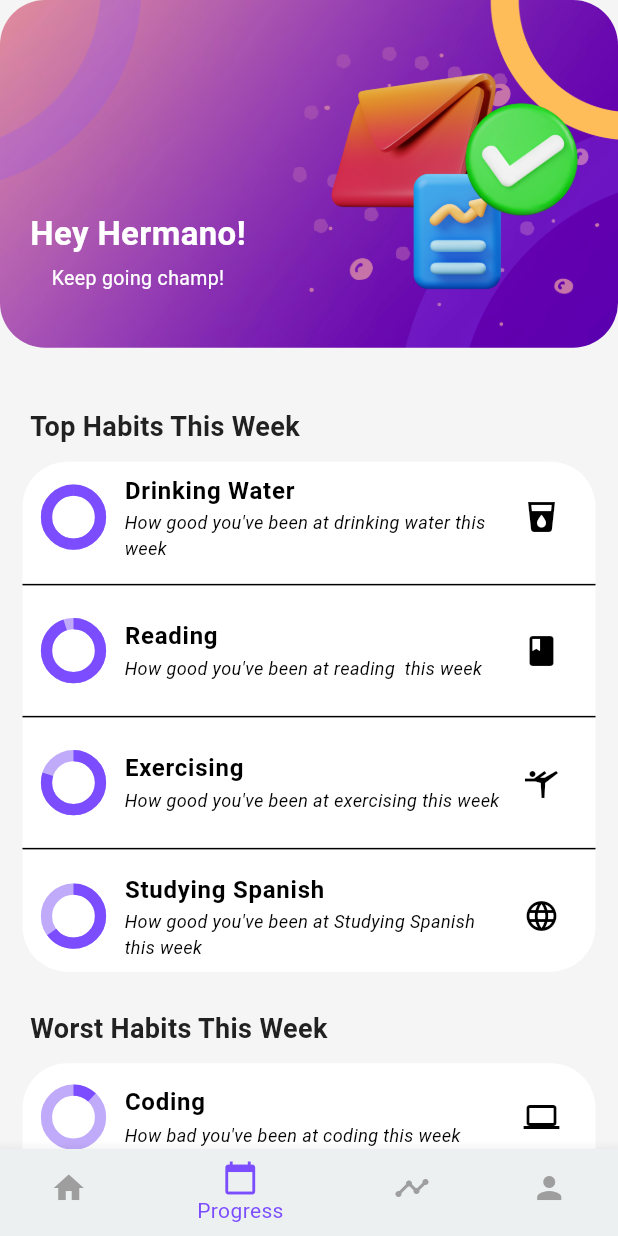
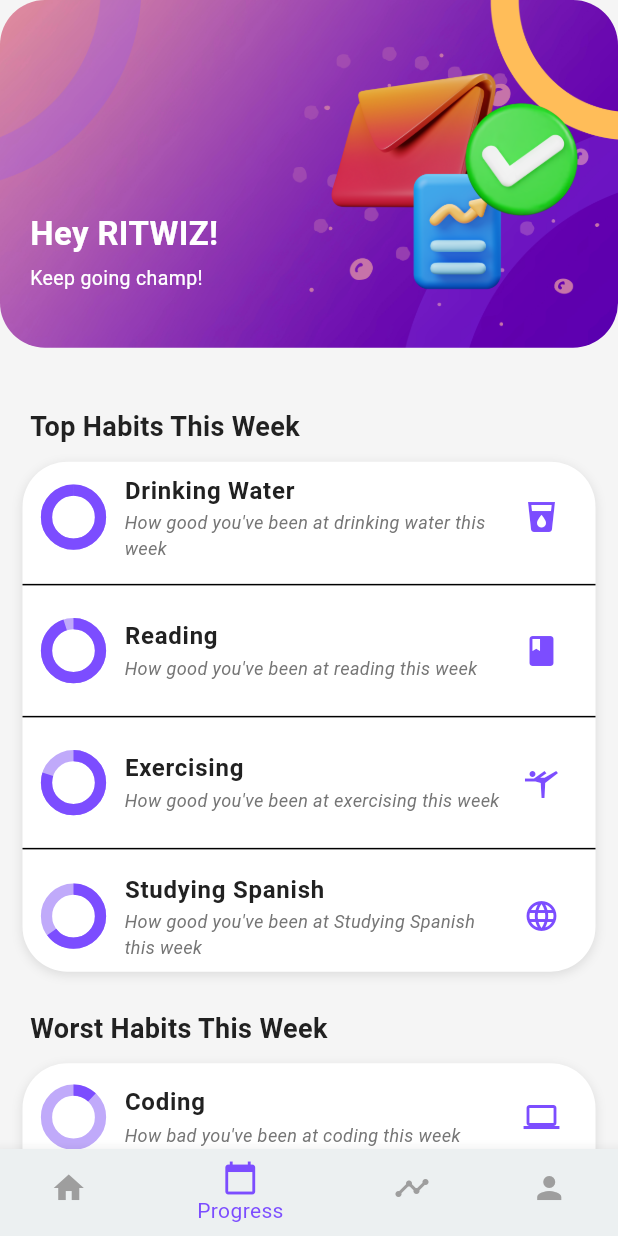
Before and after one commit to RITWIZSINGH/Habit_Tracker, a Flutter app: the screen it shows after launch, item 2 of the bottom bar chosen, on a phone screen of 412 x 824 dp. Run offline on Flutter 3.47's test engine with Material 3 defaults, Android fonts, the phone set to English and light mode, and no system bars; our stand-ins replace firebase_auth, firebase_core, fl_chart; accounts and stored records are empty.

Commit message:
Fixed the progress page

```diff
--- a/lib/pages/homePage.dart
+++ b/lib/pages/homePage.dart
@@ -1,5 +1,4 @@
 // ignore_for_file: must_be_immutable, use_key_in_widget_constructors, use_super_parameters, file_names, prefer_const_constructors, sort_child_properties_last, avoid_print, curly_braces_in_flow_control_structures
-
 import 'package:flutter/material.dart';
 import 'package:habit_tracker_app/services/lists.dart';
 
@@ -12,6 +11,8 @@ class HomePage extends StatefulWidget {
 
 class _HomePageState extends State<HomePage> {
   int counter = 0;
+  bool isDarkMode = false; // Toggle for dark mode
+
   @override
   Widget build(BuildContext context) {
     void addToHabitList(String habitName, String habitDescription) {
@@ -78,7 +79,7 @@ class _HomePageState extends State<HomePage> {
           addHabit(context);
         }),
       ),
-      backgroundColor: Colors.grey[100],
+      backgroundColor: isDarkMode ? Colors.grey[900] : Colors.grey[100],
       body: ListView(padding: EdgeInsets.zero, children: [
         Padding(
           padding: EdgeInsets.fromLTRB(0, 0, 0, 20),
@@ -90,13 +91,18 @@ class _HomePageState extends State<HomePage> {
                 padding: EdgeInsets.fromLTRB(20, 140, 0, 20),
                 child: Align(
                   alignment: Alignment.centerLeft,
+                  child: Container(
+                    padding: EdgeInsets.all(10),
+                    color: isDarkMode
+                        ? Colors.black.withOpacity(0.7)
+                        : Colors.black.withOpacity(0.3), // Background color
                     child: Column(children: [
                       Text(
-                      "Hey Hermano!",
+                        "Hey RITWIZ!",
                         style: TextStyle(
                             fontSize: 22,
                             fontWeight: FontWeight.bold,
-                          color: Colors.white),
+                            color: isDarkMode ? Colors.white : Colors.white),
                       ),
                       SizedBox(
                         height: 5,
@@ -106,9 +112,10 @@ class _HomePageState extends State<HomePage> {
                         style: TextStyle(
                             fontSize: 13,
                             fontWeight: FontWeight.w400,
-                          color: Colors.white),
+                            color: isDarkMode ? Colors.white : Colors.white),
                       ),
                     ]),
+                  ),
                 ),
               )
             ]),
@@ -116,14 +123,25 @@ class _HomePageState extends State<HomePage> {
         ),
         Container(
           width: MediaQuery.of(context).size.width,
-          decoration: const BoxDecoration(
-              color: Colors.white,
-              borderRadius: BorderRadius.only(
+          decoration: BoxDecoration(
+              color: isDarkMode ? Colors.black : Colors.white,
+              borderRadius: const BorderRadius.only(
                   topLeft: Radius.circular(30), topRight: Radius.circular(30))),
           child: Padding(
             padding: EdgeInsets.all(10),
             child: Column(
               children: [
+                SwitchListTile(
+                  title: Text('Dark Mode',
+                      style: TextStyle(
+                          color: isDarkMode ? Colors.white : Colors.black)),
+                  value: isDarkMode,
+                  onChanged: (value) {
+                    setState(() {
+                      isDarkMode = value;
+                    });
+                  },
+                ),
                 Padding(
                   padding: const EdgeInsets.fromLTRB(20, 5, 20, 5),
                   child: Row(
@@ -131,11 +149,17 @@ class _HomePageState extends State<HomePage> {
                     children: [
                       Text(
                         "Keep Going!",
-                        style: TextStyle(color: Colors.grey[600], fontSize: 16),
+                        style: TextStyle(
+                            color:
+                                isDarkMode ? Colors.white70 : Colors.grey[600],
+                            fontSize: 16),
                       ),
                       Text("${((counter / habitList.length) * 100).round()}%",
-                          style:
-                              TextStyle(color: Colors.grey[600], fontSize: 16))
+                          style: TextStyle(
+                              color: isDarkMode
+                                  ? Colors.white70
+                                  : Colors.grey[600],
+                              fontSize: 16))
                     ],
                   ),
                 ),
@@ -161,8 +185,16 @@ class _HomePageState extends State<HomePage> {
                     itemCount: habitList.length,
                     itemBuilder: (context, int index) {
                       return ListTile(
-                          title: Text(habitList[index][1]),
-                          subtitle: Text(habitList[index][2]),
+                          title: Text(habitList[index][1],
+                              style: TextStyle(
+                                  color: isDarkMode
+                                      ? Colors.white
+                                      : Colors.black)),
+                          subtitle: Text(habitList[index][2],
+                              style: TextStyle(
+                                  color: isDarkMode
+                                      ? Colors.white70
+                                      : Colors.black87)),
                           trailing: habitList[index][3],
                           leading: Checkbox(
                             value: habitList[index][0],
@@ -170,11 +202,9 @@ class _HomePageState extends State<HomePage> {
                               setState(() {
                                 if (value == false) {
                                   counter -= 1;
-                                  print(counter.toString());
                                   habitList[index][0] = value;
                                 } else
                                   counter += 1;
-                                print(counter.toString());
                                 habitList[index][0] = value;
                               });
                             }),
@@ -185,7 +215,7 @@ class _HomePageState extends State<HomePage> {
               ],
             ),
           ),
-        )
+        ),
       ]),
     );
   }
--- a/lib/pages/profilePage.dart
+++ b/lib/pages/profilePage.dart
@@ -28,9 +28,9 @@ class _ProfilePageState extends State<ProfilePage> {
             padding: EdgeInsets.only(top: 25, bottom: 10),
             child: const Center(
                 child: Text(
-              "Hey Hermano!",
+              "Hey RITWIZ!",
               style: TextStyle(
-                  color: Colors.black,
+                  color: Colors.white,
                   fontSize: 22,
                   fontWeight: FontWeight.bold),
             )),
@@ -39,7 +39,7 @@ class _ProfilePageState extends State<ProfilePage> {
               child: Text(
             "What a wonderful day!!",
             style: TextStyle(
-                color: Colors.black, fontSize: 16, fontWeight: FontWeight.w400),
+                color: Colors.white, fontSize: 16, fontWeight: FontWeight.w400),
           )),
           Padding(
             padding: EdgeInsets.all(10),
--- a/lib/pages/progressPage.dart
+++ b/lib/pages/progressPage.dart
@@ -1,7 +1,6 @@
-// ignore_for_file: must_be_immutable, use_key_in_widget_constructors, use_super_parameters, file_names, unused_import, prefer_const_constructors
+// ignore_for_file: must_be_immutable, use_key_in_widget_constructors, use_super_parameters, file_names, unused_import, prefer_const_constructors, prefer_const_literals_to_create_immutables
 
 import 'package:flutter/material.dart';
-import 'package:habit_tracker_app/services/lists.dart';
 
 class ProgressPage extends StatefulWidget {
   const ProgressPage({Key? key}) : super(key: key);
@@ -15,39 +14,46 @@ class _ProgressPageState extends State<ProgressPage> {
   Widget build(BuildContext context) {
     return Scaffold(
       backgroundColor: Colors.grey[100],
-      body: ListView(padding: EdgeInsets.zero, children: [
+      body: ListView(
+        padding: EdgeInsets.zero,
+        children: [
           Padding(
             padding: EdgeInsets.fromLTRB(0, 0, 0, 20),
             child: ClipRRect(
               borderRadius: BorderRadius.circular(30),
-            child: Stack(children: [
+              child: Stack(
+                children: [
                   Image.asset('assets/progressPageBackground.png'),
                   Padding(
                     padding: EdgeInsets.fromLTRB(20, 140, 0, 20),
                     child: Align(
                       alignment: Alignment.centerLeft,
-                  child: Column(children: const [
+                      child: Column(
+                        crossAxisAlignment: CrossAxisAlignment.start,
+                        children: [
                           Text(
-                      "Hey Hermano!",
+                            "Hey RITWIZ!",
                             style: TextStyle(
                               fontSize: 22,
                               fontWeight: FontWeight.bold,
-                          color: Colors.white),
+                              color: Colors.white,
                             ),
-                    SizedBox(
-                      height: 5,
                           ),
+                          SizedBox(height: 5),
                           Text(
                             "Keep going champ!",
                             style: TextStyle(
                               fontSize: 13,
                               fontWeight: FontWeight.w400,
-                          color: Colors.white),
+                              color: Colors.white,
                             ),
-                  ]),
                           ),
-              )
-            ]),
+                        ],
+                      ),
+                    ),
+                  ),
+                ],
+              ),
             ),
           ),
           Padding(
@@ -55,8 +61,17 @@ class _ProgressPageState extends State<ProgressPage> {
             child: Container(
               width: MediaQuery.of(context).size.width * 0.8,
               decoration: BoxDecoration(
-                borderRadius: BorderRadius.circular(30), color: Colors.white),
-            // ignore: prefer_const_literals_to_create_immutables
+                borderRadius: BorderRadius.circular(30),
+                color: Colors.white,
+                boxShadow: [
+                  BoxShadow(
+                    color: Colors.black.withOpacity(0.1),
+                    blurRadius: 5,
+                    offset: Offset(0, 2),
+                  ),
+                ],
+              ),
+              // Add any additional content if needed
             ),
           ),
           Padding(
@@ -68,18 +83,28 @@ class _ProgressPageState extends State<ProgressPage> {
                 style: TextStyle(
                   color: Colors.grey[900],
                   fontSize: 18,
-                    fontWeight: FontWeight.w600),
-              )),
+                  fontWeight: FontWeight.w600,
+                ),
+              ),
+            ),
           ),
           Padding(
             padding: EdgeInsets.fromLTRB(15, 0, 15, 0),
             child: Container(
               width: MediaQuery.of(context).size.width * 0.9,
               decoration: BoxDecoration(
-                color: Colors.white, borderRadius: BorderRadius.circular(30)),
-
-            // ignore: prefer_const_literals_to_create_immutables
-            child: Column(children: [
+                color: Colors.white,
+                borderRadius: BorderRadius.circular(30),
+                boxShadow: [
+                  BoxShadow(
+                    color: Colors.black.withOpacity(0.1),
+                    blurRadius: 5,
+                    offset: Offset(0, 2),
+                  ),
+                ],
+              ),
+              child: Column(
+                children: [
                   ListTile(
                     leading: CircularProgressIndicator(
                       color: Colors.deepPurpleAccent,
@@ -89,13 +114,21 @@ class _ProgressPageState extends State<ProgressPage> {
                     ),
                     title: Text(
                       "Drinking Water",
-                    style: TextStyle(fontWeight: FontWeight.bold),
+                      style: TextStyle(
+                        fontWeight: FontWeight.bold,
+                        color: Colors.grey[900],
+                      ),
                     ),
                     subtitle: Text(
                       "How good you've been at drinking water this week",
-                    style: TextStyle(fontStyle: FontStyle.italic, fontSize: 12),
+                      style: TextStyle(
+                        fontStyle: FontStyle.italic,
+                        fontSize: 12,
+                        color: Colors.grey[600],
                       ),
-                  trailing: Icon(Icons.local_drink)),
+                    ),
+                    trailing: Icon(Icons.local_drink, color: Colors.deepPurpleAccent),
+                  ),
                   Divider(),
                   ListTile(
                     leading: CircularProgressIndicator(
@@ -106,13 +139,21 @@ class _ProgressPageState extends State<ProgressPage> {
                     ),
                     title: Text(
                       "Reading",
-                    style: TextStyle(fontWeight: FontWeight.bold),
+                      style: TextStyle(
+                        fontWeight: FontWeight.bold,
+                        color: Colors.grey[900],
+                      ),
                     ),
                     subtitle: Text(
-                    "How good you've been at reading  this week",
-                    style: TextStyle(fontStyle: FontStyle.italic, fontSize: 12),
+                      "How good you've been at reading this week",
+                      style: TextStyle(
+                        fontStyle: FontStyle.italic,
+                        fontSize: 12,
+                        color: Colors.grey[600],
                       ),
-                  trailing: Icon(Icons.book)),
+                    ),
+                    trailing: Icon(Icons.book, color: Colors.deepPurpleAccent),
+                  ),
                   Divider(),
                   ListTile(
                     leading: CircularProgressIndicator(
@@ -123,13 +164,21 @@ class _ProgressPageState extends State<ProgressPage> {
                     ),
                     title: Text(
                       "Exercising",
-                    style: TextStyle(fontWeight: FontWeight.bold),
+                      style: TextStyle(
+                        fontWeight: FontWeight.bold,
+                        color: Colors.grey[900],
+                      ),
                     ),
                     subtitle: Text(
                       "How good you've been at exercising this week",
-                    style: TextStyle(fontStyle: FontStyle.italic, fontSize: 12),
+                      style: TextStyle(
+                        fontStyle: FontStyle.italic,
+                        fontSize: 12,
+                        color: Colors.grey[600],
                       ),
-                  trailing: Icon(Icons.sports_gymnastics)),
+                    ),
+                    trailing: Icon(Icons.sports_gymnastics, color: Colors.deepPurpleAccent),
+                  ),
                   Divider(),
                   ListTile(
                     leading: CircularProgressIndicator(
@@ -140,14 +189,23 @@ class _ProgressPageState extends State<ProgressPage> {
                     ),
                     title: Text(
                       "Studying Spanish",
-                    style: TextStyle(fontWeight: FontWeight.bold),
+                      style: TextStyle(
+                        fontWeight: FontWeight.bold,
+                        color: Colors.grey[900],
+                      ),
                     ),
                     subtitle: Text(
                       "How good you've been at Studying Spanish this week",
-                    style: TextStyle(fontStyle: FontStyle.italic, fontSize: 12),
+                      style: TextStyle(
+                        fontStyle: FontStyle.italic,
+                        fontSize: 12,
+                        color: Colors.grey[600],
                       ),
-                  trailing: Icon(Icons.language)),
-            ]),
+                    ),
+                    trailing: Icon(Icons.language, color: Colors.deepPurpleAccent),
+                  ),
+                ],
+              ),
             ),
           ),
           Padding(
@@ -159,18 +217,28 @@ class _ProgressPageState extends State<ProgressPage> {
                 style: TextStyle(
                   color: Colors.grey[900],
                   fontSize: 18,
-                    fontWeight: FontWeight.w600),
-              )),
+                  fontWeight: FontWeight.w600,
+                ),
+              ),
+            ),
           ),
           Padding(
             padding: EdgeInsets.fromLTRB(15, 0, 15, 0),
             child: Container(
               width: MediaQuery.of(context).size.width * 0.9,
               decoration: BoxDecoration(
-                color: Colors.white, borderRadius: BorderRadius.circular(30)),
-
-            // ignore: prefer_const_literals_to_create_immutables
-            child: Column(children: [
+                color: Colors.white,
+                borderRadius: BorderRadius.circular(30),
+                boxShadow: [
+                  BoxShadow(
+                    color: Colors.black.withOpacity(0.1),
+                    blurRadius: 5,
+                    offset: Offset(0, 2),
+                  ),
+                ],
+              ),
+              child: Column(
+                children: [
                   ListTile(
                     leading: CircularProgressIndicator(
                       color: Colors.deepPurpleAccent,
@@ -180,13 +248,21 @@ class _ProgressPageState extends State<ProgressPage> {
                     ),
                     title: Text(
                       "Coding",
-                    style: TextStyle(fontWeight: FontWeight.bold),
+                      style: TextStyle(
+                        fontWeight: FontWeight.bold,
+                        color: Colors.grey[900],
+                      ),
                     ),
                     subtitle: Text(
                       "How bad you've been at coding this week",
-                    style: TextStyle(fontStyle: FontStyle.italic, fontSize: 12),
+                      style: TextStyle(
+                        fontStyle: FontStyle.italic,
+                        fontSize: 12,
+                        color: Colors.grey[600],
                       ),
-                  trailing: Icon(Icons.computer)),
+                    ),
+                    trailing: Icon(Icons.computer, color: Colors.deepPurpleAccent),
+                  ),
                   Divider(),
                   ListTile(
                     leading: CircularProgressIndicator(
@@ -197,13 +273,21 @@ class _ProgressPageState extends State<ProgressPage> {
                     ),
                     title: Text(
                       "Journaling",
-                    style: TextStyle(fontWeight: FontWeight.bold),
+                      style: TextStyle(
+                        fontWeight: FontWeight.bold,
+                        color: Colors.grey[900],
+                      ),
                     ),
                     subtitle: Text(
                       "How bad you've been at journaling this week",
-                    style: TextStyle(fontStyle: FontStyle.italic, fontSize: 12),
+                      style: TextStyle(
+                        fontStyle: FontStyle.italic,
+                        fontSize: 12,
+                        color: Colors.grey[600],
                       ),
-                  trailing: Icon(Icons.edit)),
+                    ),
+                    trailing: Icon(Icons.edit, color: Colors.deepPurpleAccent),
+                  ),
                   Divider(),
                   ListTile(
                     leading: CircularProgressIndicator(
@@ -214,13 +298,21 @@ class _ProgressPageState extends State<ProgressPage> {
                     ),
                     title: Text(
                       "Cleaning",
-                    style: TextStyle(fontWeight: FontWeight.bold),
+                      style: TextStyle(
+                        fontWeight: FontWeight.bold,
+                        color: Colors.grey[900],
+                      ),
                     ),
                     subtitle: Text(
                       "How bad you've been at cleaning this week",
-                    style: TextStyle(fontStyle: FontStyle.italic, fontSize: 12),
+                      style: TextStyle(
+                        fontStyle: FontStyle.italic,
+                        fontSize: 12,
+                        color: Colors.grey[600],
                       ),
-                  trailing: Icon(Icons.cleaning_services_outlined)),
+                    ),
+                    trailing: Icon(Icons.cleaning_services_outlined, color: Colors.deepPurpleAccent),
+                  ),
                   Divider(),
                   ListTile(
                     leading: CircularProgressIndicator(
@@ -231,17 +323,27 @@ class _ProgressPageState extends State<ProgressPage> {
                     ),
                     title: Text(
                       "Waking Up Early",
-                    style: TextStyle(fontWeight: FontWeight.bold),
+                      style: TextStyle(
+                        fontWeight: FontWeight.bold,
+                        color: Colors.grey[900],
+                      ),
                     ),
                     subtitle: Text(
                       "How bad you've been at waking up early this week",
-                    style: TextStyle(fontStyle: FontStyle.italic, fontSize: 12),
+                      style: TextStyle(
+                        fontStyle: FontStyle.italic,
+                        fontSize: 12,
+                        color: Colors.grey[600],
                       ),
-                  trailing: Icon(Icons.language)),
-            ]),
                     ),
-        )
-      ]),
+                    trailing: Icon(Icons.alarm, color: Colors.deepPurpleAccent), // Changed icon to alarm
+                  ),
+                ],
+              ),
+            ),
+          ),
+        ],
+      ),
     );
   }
 }
```
Lines whose indentation alone changed are shown as unchanged.
